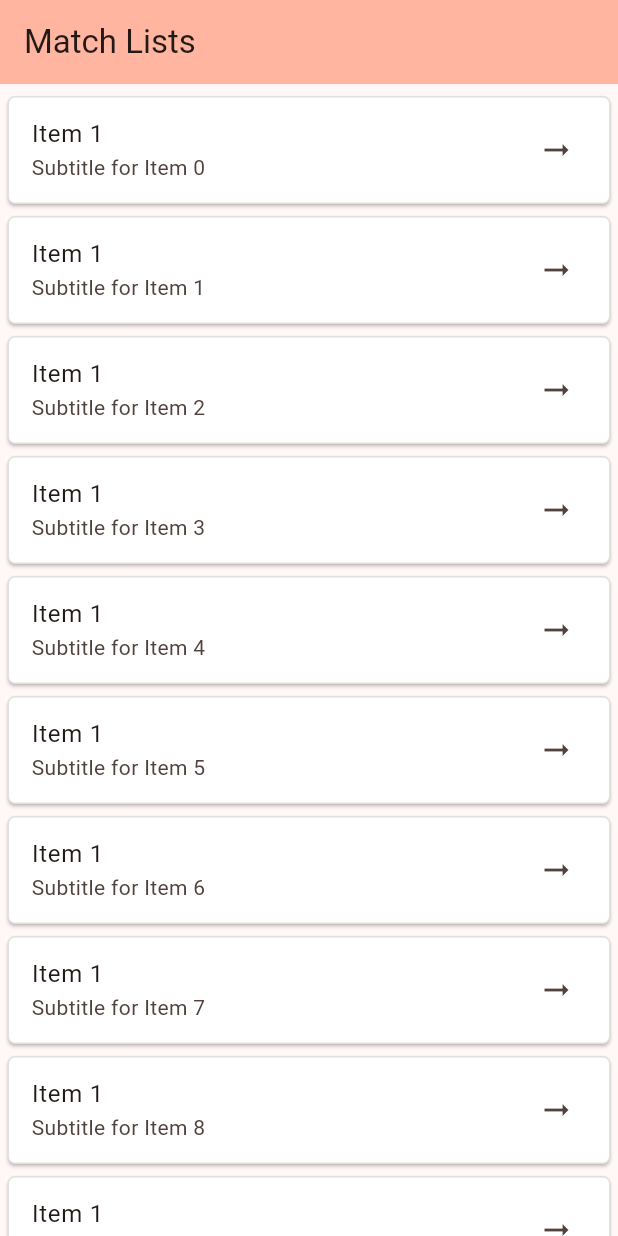
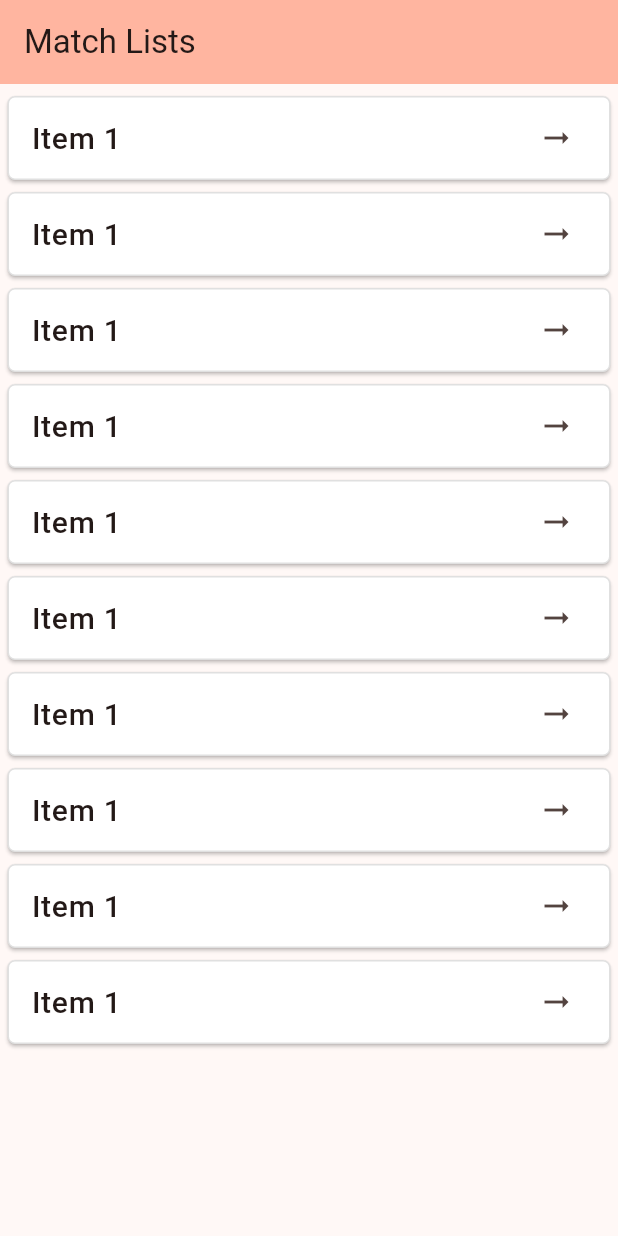
Before and after one commit to Ridoy-paul/flutter-firebase, a Flutter app: the screen it shows after launch, on a phone screen of 412 x 824 dp. Run offline on Flutter 3.47's test engine with Material 3 defaults, Android fonts, the phone set to English and light mode, and no system bars; our stand-ins replace firebase_core; accounts and stored records are empty.

Commit message:
home page updated

```diff
--- a/lib/screens/home_screen.dart
+++ b/lib/screens/home_screen.dart
@@ -40,8 +40,7 @@ class _MyHomePageState extends State<MyHomePage> {
                 ),
               ),
               child: ListTile(
-                title: Text('Item 1'),
-                subtitle: Text('Subtitle for Item $index'),
+                title: Text('Item 1', style: const TextStyle(fontSize: 20, fontWeight: FontWeight.w500),),
                 trailing: const Icon(Icons.arrow_right_alt),
                 onTap: () {
                   print("tab");
```
